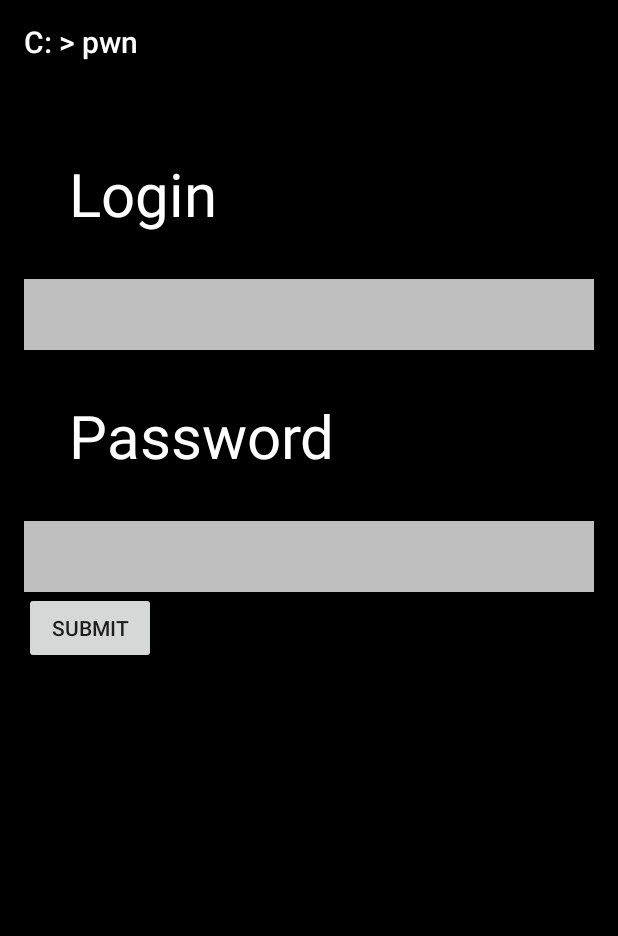
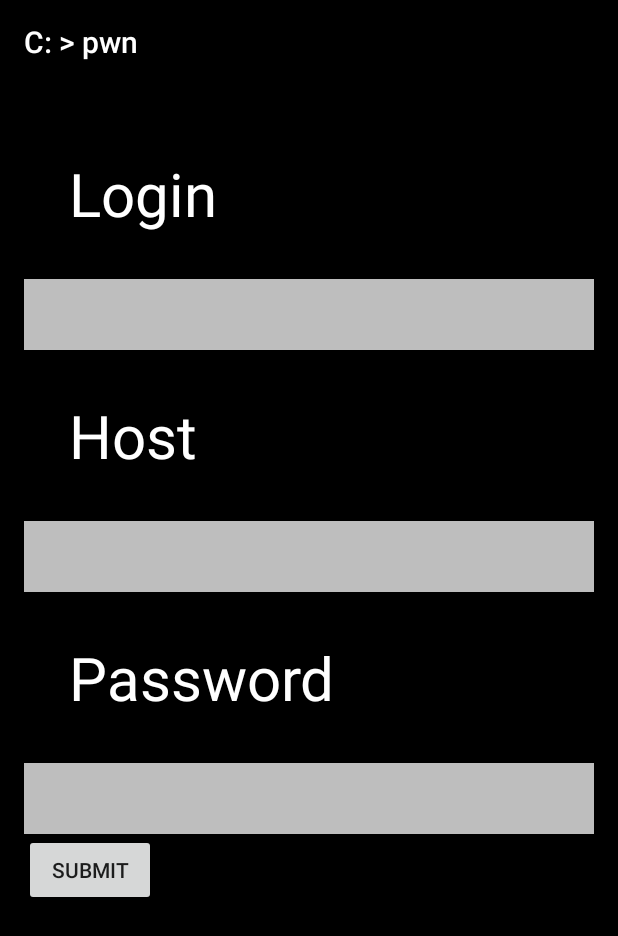
Before and after one commit to M41doror/pwnduino, an Android app: the Login screen opened directly, with no data from a screen before it, on a phone screen of 412 x 824 dp. Shown: the top 936 px of the screen. Run offline under Robolectric (Android 15) with nearby library versions, the phone set to English and light mode, and no system bars.

Commit message:
about done

```diff
--- a/android/app/src/main/java/com/pwn/Login.java
+++ b/android/app/src/main/java/com/pwn/Login.java
@@ -1,5 +1,7 @@
 package com.pwn;
 
+import android.content.Context;
+import android.content.Intent;
 import android.os.Bundle;
 import android.support.design.widget.FloatingActionButton;
 import android.support.design.widget.Snackbar;
@@ -18,11 +20,26 @@ public class Login extends AppCompatActivity {
         super.onCreate(savedInstanceState);
         setContentView(R.layout.login_view);
         setTitle("C: > pwn ");
-        EditText login, password;
-        login = (EditText) findViewById(R.id.login);
+       final EditText login, password, host;
+        final Context context = getBaseContext();
+       login = (EditText) findViewById(R.id.login);
+        host = (EditText) findViewById(R.id.host);
         password = (EditText) findViewById(R.id.password);
-        Button sumbit = (Button) findViewById(R.id.sum);
+       final Button sumbit = (Button) findViewById(R.id.sum);
+        sumbit.setOnClickListener(new View.OnClickListener() {
+            @Override
+            public void onClick(View view) {
 
+                final Intent i = new Intent(getApplicationContext(), MainActivity.class);
+                i.putExtra("host", host.getText().toString());
+                i.putExtra("user", login.getText().toString());
+                i.putExtra("password", password.getText().toString());
+                System.out.println(i.getExtras().toString());
+                i.addFlags(Intent.FLAG_ACTIVITY_NEW_TASK);
+
+                context.startActivity(i);
+            }
+        });
 
     }
 
--- a/android/app/src/main/res/layout/activity_main.xml
+++ b/android/app/src/main/res/layout/activity_main.xml
@@ -14,6 +14,7 @@
     android:background="@color/colorPrimary">
 
 <TextView
+    android:textSize="20sp"
     android:layout_width="match_parent"
     android:layout_height="wrap_content"
     android:textColor="@color/colorAccent"
--- a/android/app/src/main/res/layout/login_view.xml
+++ b/android/app/src/main/res/layout/login_view.xml
@@ -36,6 +36,21 @@
         android:textColor="@color/colorAccent"
         android:layout_width="wrap_content"
         android:layout_height="wrap_content"
+        android:text="Host"/>
+    <EditText
+        android:paddingBottom="20dp"
+        android:textSize="20dp"
+        android:layout_width="match_parent"
+        android:layout_height="wrap_content"
+        android:id="@+id/host"
+        android:background="@color/textback"
+        />
+    <TextView
+        android:padding="30dp"
+        android:textSize="40dp"
+        android:textColor="@color/colorAccent"
+        android:layout_width="wrap_content"
+        android:layout_height="wrap_content"
         android:text="Password"/>
     <EditText
         android:paddingBottom="20dp"
```
Also changed, not shown: android/app/src/main/java/com/pwn/MainActivity.java (+16 -3 lines).
